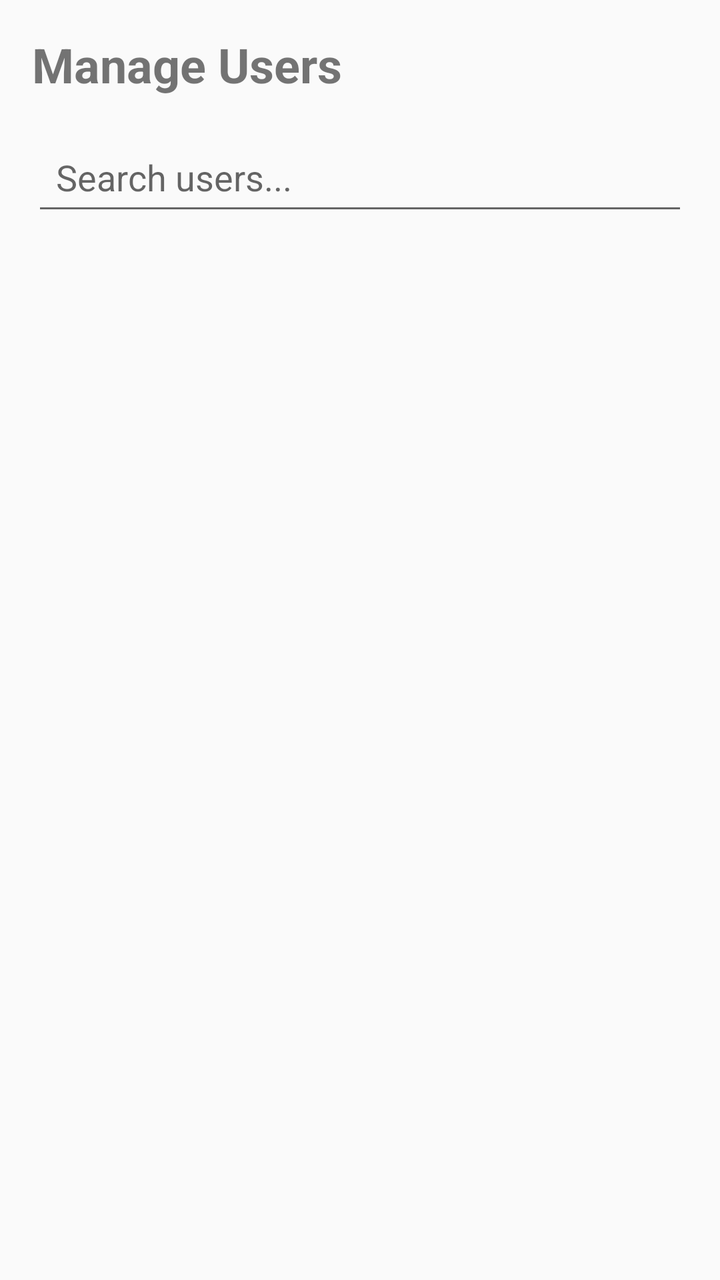
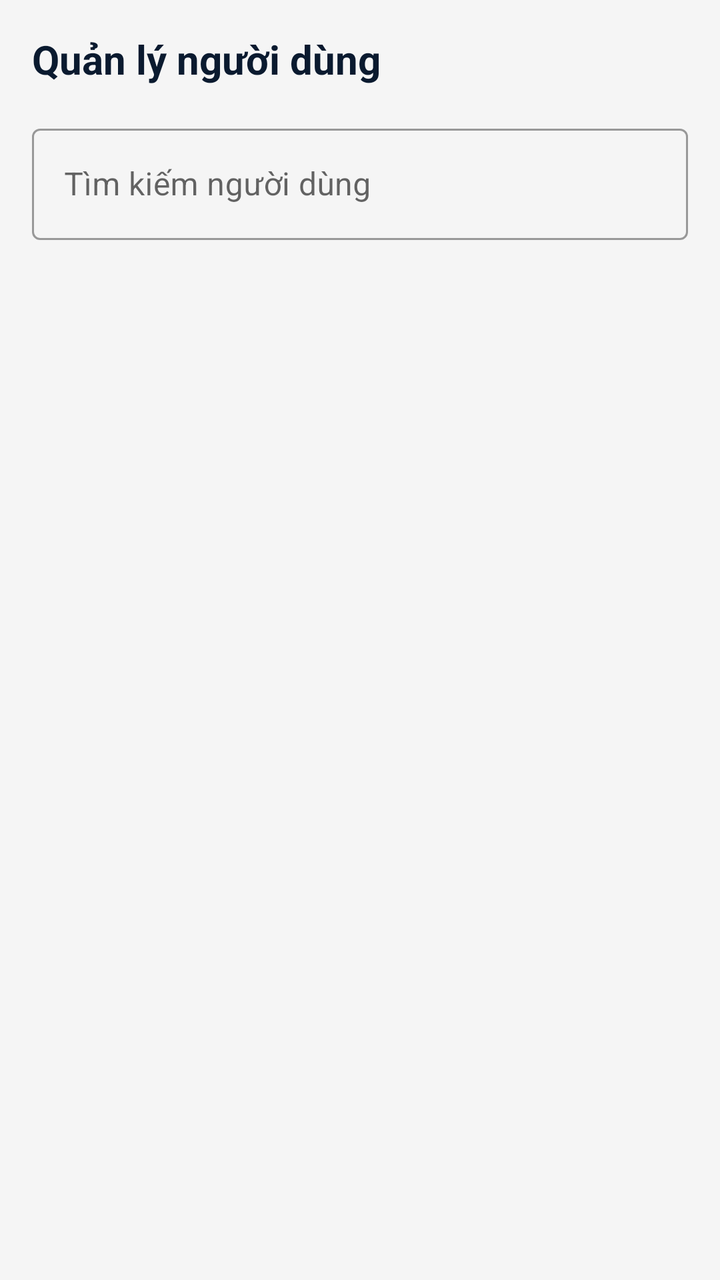

Before-and-after screenshots of an Android layout around one commit, followed by the original layout XML and the change that was made.
<!-- AndroidManifest.xml: application theme Theme.BusBooking -->
<!-- res/layout/fragment_user_list_admin.xml -->
<?xml version="1.0" encoding="utf-8"?>
<LinearLayout xmlns:android="http://schemas.android.com/apk/res/android"
    android:layout_width="match_parent"
    android:layout_height="match_parent"
    android:orientation="vertical"
    android:padding="16dp">

    <TextView
        android:layout_width="wrap_content"
        android:layout_height="wrap_content"
        android:text="Manage Users"
        android:textSize="24sp"
        android:textStyle="bold"
        android:layout_marginBottom="16dp" />

    <EditText
        android:id="@+id/searchInput"
        android:layout_width="match_parent"
        android:layout_height="wrap_content"
        android:hint="Search users..."
        android:inputType="text"
        android:padding="12dp"
        android:layout_marginBottom="16dp" />

    <ProgressBar
        android:id="@+id/progressBar"
        android:layout_width="wrap_content"
        android:layout_height="wrap_content"
        android:visibility="gone"
        android:layout_gravity="center" />

    <TextView
        android:id="@+id/emptyText"
        android:layout_width="match_parent"
        android:layout_height="match_parent"
        android:text="No users found"
        android:textAlignment="center"
        android:gravity="center"
        android:visibility="gone" />

    <TextView
        android:id="@+id/errorText"
        android:layout_width="match_parent"
        android:layout_height="wrap_content"
        android:textColor="@android:color/holo_red_dark"
        android:visibility="gone"
        android:layout_marginBottom="16dp" />

    <androidx.recyclerview.widget.RecyclerView
        android:id="@+id/userRecyclerView"
        android:layout_width="match_parent"
        android:layout_height="match_parent" />

</LinearLayout>
<!-- resources referenced by this layout -->
<resources>
  <style name="Theme.BusBooking" parent="Theme.MaterialComponents.Light.NoActionBar.Bridge">
          <item name="colorPrimary">@color/blue_primary</item>
          <item name="colorPrimaryDark">@color/blue_primary_dark</item>
          <item name="colorAccent">@color/blue_accent</item>
      </style>
  <color name="blue_primary">#1565C0</color>
  <color name="blue_primary_dark">#0D47A1</color>
  <color name="blue_accent">#2196F3</color>
</resources>

<!-- the commit's change to res/layout/fragment_user_list_admin.xml (unified diff, before → after) -->
@@ -1,54 +1,58 @@
 <?xml version="1.0" encoding="utf-8"?>
 <LinearLayout xmlns:android="http://schemas.android.com/apk/res/android"
+    xmlns:app="http://schemas.android.com/apk/res-auto"
     android:layout_width="match_parent"
     android:layout_height="match_parent"
     android:orientation="vertical"
-    android:padding="16dp">
+    android:background="@color/background_grey">
 
+    
     <TextView
-        android:layout_width="wrap_content"
-        android:layout_height="wrap_content"
-        android:text="Manage Users"
-        android:textSize="24sp"
-        android:textStyle="bold"
-        android:layout_marginBottom="16dp" />
-
-    <EditText
-        android:id="@+id/searchInput"
         android:layout_width="match_parent"
         android:layout_height="wrap_content"
-        android:hint="Search users..."
-        android:inputType="text"
+        android:text="Quản lý người dùng"
+        android:textSize="20sp"
+        android:textStyle="bold"
+        android:textColor="@color/text_primary"
+        android:padding="16dp" />
+
+    
+    <com.google.android.material.textfield.TextInputLayout
+        android:layout_width="match_parent"
+        android:layout_height="wrap_content"
+        android:layout_marginStart="16dp"
+        android:layout_marginEnd="16dp"
+        android:layout_marginBottom="12dp"
+        style="@style/Widget.MaterialComponents.TextInputLayout.OutlinedBox">
+
+        <com.google.android.material.textfield.TextInputEditText
+            android:id="@+id/searchInput"
+            android:layout_width="match_parent"
+            android:layout_height="wrap_content"
+            android:hint="Tìm kiếm người dùng"
+            android:inputType="text" />
+
+    </com.google.android.material.textfield.TextInputLayout>
+
+    
+    <androidx.recyclerview.widget.RecyclerView
+        android:id="@+id/userRecyclerView"
+        android:layout_width="match_parent"
+        android:layout_height="0dp"
+        android:layout_weight="1"
         android:padding="12dp"
-        android:layout_marginBottom="16dp" />
+        android:clipToPadding="false"
+        android:scrollbars="vertical" />
 
-    <ProgressBar
-        android:id="@+id/progressBar"
-        android:layout_width="wrap_content"
-        android:layout_height="wrap_content"
-        android:visibility="gone"
-        android:layout_gravity="center" />
-
+    
     <TextView
         android:id="@+id/emptyText"
         android:layout_width="match_parent"
         android:layout_height="match_parent"
-        android:text="No users found"
-        android:textAlignment="center"
         android:gravity="center"
+        android:text="Không có người dùng nào"
+        android:textColor="@color/text_secondary"
+        android:textSize="16sp"
         android:visibility="gone" />
 
-    <TextView
-        android:id="@+id/errorText"
-        android:layout_width="match_parent"
-        android:layout_height="wrap_content"
-        android:textColor="@android:color/holo_red_dark"
-        android:visibility="gone"
-        android:layout_marginBottom="16dp" />
-
-    <androidx.recyclerview.widget.RecyclerView
-        android:id="@+id/userRecyclerView"
-        android:layout_width="match_parent"
-        android:layout_height="match_parent" />
-
 </LinearLayout>
<!-- resource entries referenced after the edit -->
@@ -1,5 +1,8 @@
 <!-- resources referenced by this layout -->
 <resources>
+  <color name="background_grey">#F5F5F5</color>
+  <color name="text_primary">#0A1A2F</color>
+  <color name="text_secondary">#607D8B</color>
   <style name="Theme.BusBooking" parent="Theme.MaterialComponents.Light.NoActionBar.Bridge">
           <item name="colorPrimary">@color/blue_primary</item>
           <item name="colorPrimaryDark">@color/blue_primary_dark</item>
